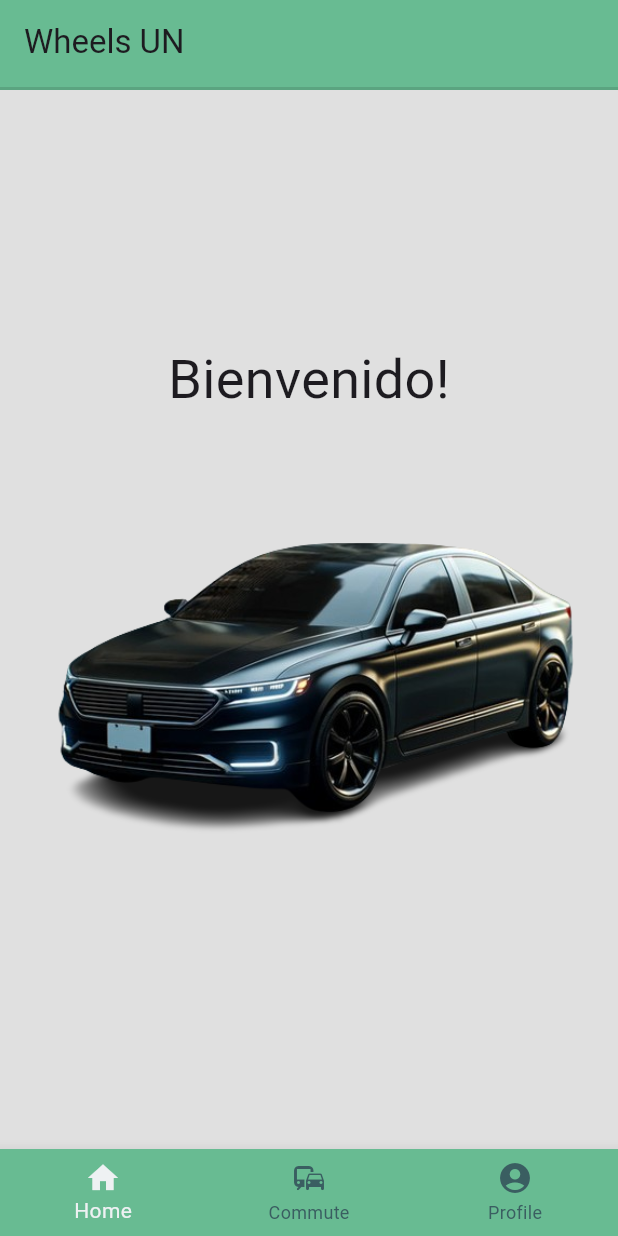
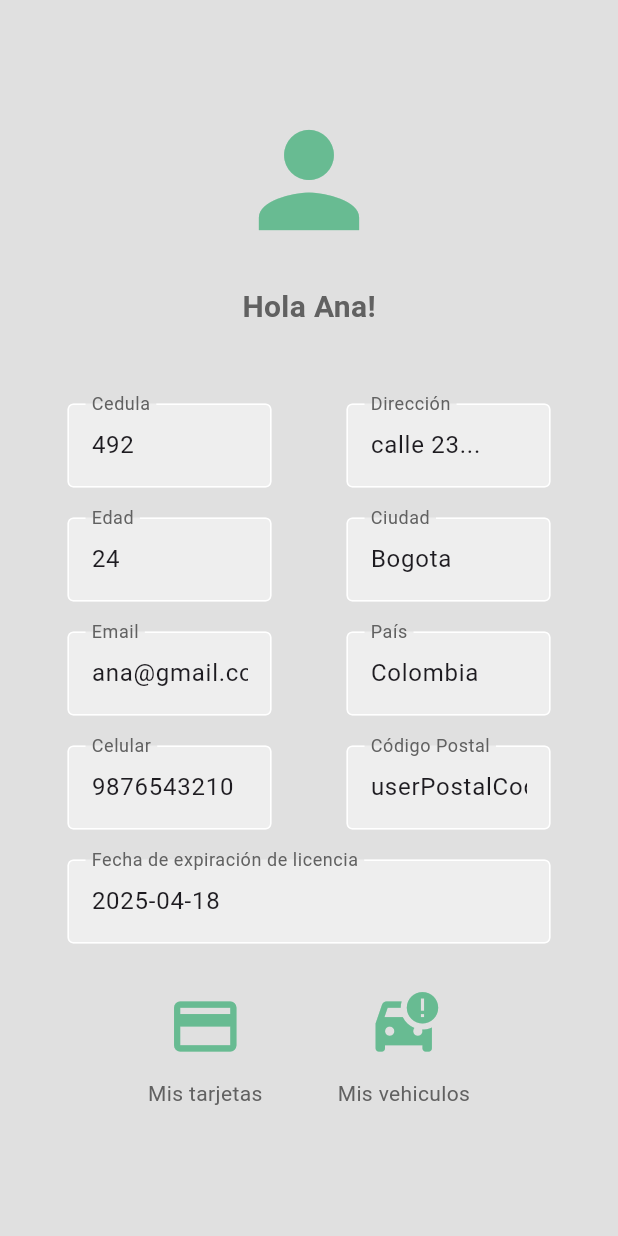
Before and after one commit to WheelsUN-2024-1/wheelsUN_FrontEnd, a Flutter app: the screen it shows after launch, on a phone screen of 412 x 824 dp. Run offline on Flutter 3.47's test engine with Material 3 defaults, Android fonts, the phone set to English and light mode, and no system bars; our stand-ins replace flutter_credit_card, google_maps_flutter, graphql_flutter; missing offline and left inert: flutter_google_places_web.

Commit message:
i hopde this works, dont kill me please

```diff
--- /dev/null
+++ b/lib/components/my_display_textfield.dart
@@ -0,0 +1,37 @@
+import 'package:flutter/material.dart';
+
+class MyReadOnlyField extends StatelessWidget {
+  final String text;
+  final String hintText;
+
+  const MyReadOnlyField({
+    Key? key,
+    required this.text,
+    required this.hintText,
+  }) : super(key: key);
+
+  @override
+  Widget build(BuildContext context) {
+    return Padding(
+      padding: const EdgeInsets.symmetric(horizontal: 25.0),
+      child: IgnorePointer(
+        child: TextFormField(
+          initialValue: text,
+          readOnly: true,
+          decoration: InputDecoration(
+            labelText: hintText,
+            labelStyle: TextStyle(color: Colors.grey[700]),
+            enabledBorder: const OutlineInputBorder(
+              borderSide: BorderSide(color: Colors.white),
+            ),
+            focusedBorder: OutlineInputBorder(
+              borderSide: BorderSide(color: Colors.grey.shade400),
+            ),
+            fillColor: Colors.grey.shade200,
+            filled: true,
+          ),
+        ),
+      ),
+    );
+  }
+}
--- a/lib/main.dart
+++ b/lib/main.dart
@@ -6,6 +6,7 @@ import 'package:wheels_un/pages/home_page.dart';
 import 'package:wheels_un/pages/login_page.dart';
 import 'package:wheels_un/pages/sign_up_page.dart';
 import 'package:wheels_un/pages/register_vehicle.dart';
+import 'package:wheels_un/pages/profile_page.dart';
 import 'package:wheels_un/select_creditCard.dart';
 import 'package:wheels_un/view_creditcards.dart';
 
@@ -26,12 +27,13 @@ class MyApp extends StatelessWidget {
       },
       debugShowCheckedModeBanner: false,
 
-      home: HomePage(),
+      //home: HomePage(),
       //home: MapPage(),
       //home: AddNewCardScreen(),
       //home: LoginPage(),
-      home: SignUpPage(),
+      //home: SignUpPage(),
       //home: RegisterVehiclePage()
+      home: ProfilePage(),
       // home: ListTrips()
       //home: SelectCreditCard()
       //home: ViewCreditCards()
--- a/lib/models/user_model.dart
+++ b/lib/models/user_model.dart
@@ -6,7 +6,7 @@ class PassengerModel {
   String userName;
   int userAge;
   String userEmail;
-  int userPhone;
+  String userPhone;
   String userAddress;
   String userCity;
   String userCountry;
@@ -35,7 +35,7 @@ class DriverModel extends PassengerModel {
     required String userName,
     required int userAge,
     required String userEmail,
-    required int userPhone,
+    required String userPhone,
     required String userAddress,
     required String userCity,
     required String userCountry,
--- a/lib/pages/login_page.dart
+++ b/lib/pages/login_page.dart
@@ -40,7 +40,8 @@ class LoginPage extends StatelessWidget {
           SnackBar(content: Text(response.exception.toString())),
         );
       } else {
-
+        print("Login successful");
+        print(response.data);
      /*    Navigator.pushReplacementNamed(
             context, '/home');  */
       }
--- /dev/null
+++ b/lib/pages/profile_page.dart
@@ -0,0 +1,170 @@
+import 'package:flutter/material.dart';
+import 'package:wheels_un/components/my_display_textfield.dart';
+
+class ProfilePage extends StatelessWidget {
+  ProfilePage({Key? key}) : super(key: key);
+
+  @override
+  Widget build(BuildContext context) {
+    bool isDriver = true; // Set this to true or false based on your logic
+
+    return Scaffold(
+      backgroundColor: Colors.grey[300],
+      body: Padding(
+        padding: const EdgeInsets.all(20.0),
+        child: Column(
+          crossAxisAlignment: CrossAxisAlignment.start,
+          children: [
+            const SizedBox(height: 50),
+            Center(
+              child: Column(
+                children: [
+                  // logo
+                  const Icon(
+                    Icons.person,
+                    size: 100,
+                    color: Color(0xFF68BB92),
+                  ),
+
+                  const SizedBox(height: 20),
+
+                  // welcome
+                  Text(
+                    'Hola Ana!',
+                    style: TextStyle(
+                      color: Colors.grey[700],
+                      fontSize: 20,
+                      fontWeight: FontWeight.bold,
+                    ),
+                  ),
+                ],
+              ),
+            ),
+            const SizedBox(height: 50),
+            const Row(
+              children: [
+                Expanded(
+                  child: Column(
+                    crossAxisAlignment: CrossAxisAlignment.start,
+                    children: [
+                      MyReadOnlyField(
+                        text: '492',
+                        hintText: 'Cedula',
+                      ),
+                      SizedBox(height: 20),
+                      MyReadOnlyField(
+                        text: '24',
+                        hintText: 'Edad',
+                      ),
+                      SizedBox(height: 20),
+                      MyReadOnlyField(
+                        text: 'ana@gmail.com',
+                        hintText: 'Email',
+                      ),
+                      SizedBox(height: 20),
+                      MyReadOnlyField(
+                        text: '9876543210',
+                        hintText: 'Celular',
+                      ),
+                    ],
+                  ),
+                ),
+                Expanded(
+                  child: Column(
+                    crossAxisAlignment: CrossAxisAlignment.start,
+                    children: [
+                      MyReadOnlyField(
+                        text: 'calle 23...',
+                        hintText: 'Dirección',
+                      ),
+                      SizedBox(height: 20),
+                      MyReadOnlyField(
+                        text: 'Bogota',
+                        hintText: 'Ciudad',
+                      ),
+                      SizedBox(height: 20),
+                      MyReadOnlyField(
+                        text: 'Colombia',
+                        hintText: 'País',
+                      ),
+                      SizedBox(height: 20),
+                      MyReadOnlyField(
+                        text: 'userPostalCode',
+                        hintText: 'Código Postal',
+                      ),
+                    ],
+                  ),
+                ),
+              ],
+            ),
+            const SizedBox(height: 20),
+            if (isDriver) ...[
+              const Center(
+                child: MyReadOnlyField(
+                  text: '2025-04-18', // Example date, replace with actual expiration date
+                  hintText: 'Fecha de expiración de licencia',
+                ),
+              ),
+            ],
+            const SizedBox(height: 20),
+            Center(
+              child: Row(
+                mainAxisAlignment: MainAxisAlignment.center,
+                children: [
+                  Column(
+                    children: [
+                      SizedBox(
+                        width: 70, // Specify the desired width
+                        height: 70, // Specify the desired height
+                        child: IconButton(
+                          iconSize: 50,
+                          icon: const Icon(Icons.credit_card),
+                          onPressed: () {
+                            //router to the credit card page
+                          },
+                          color: const Color(0xFF68BB92),
+                        ),
+                      ),
+                      Text(
+                        'Mis tarjetas',
+                        style: TextStyle(
+                          color: Colors.grey[700],
+                        ),
+                      ),
+                    ],
+                  ),
+
+                  if (isDriver) ...[
+                    const SizedBox(width: 50), // Add space between buttons
+                    Column(
+                      children: [
+                        SizedBox(
+                          width: 70, // Specify the desired width
+                          height: 70, // Specify the desired height
+                          child: IconButton(
+                            iconSize: 50,
+                            icon: const Icon(Icons.car_crash),
+                            onPressed: () {
+                              // router to the user's vehicles page
+                            },
+                            color: const Color(0xFF68BB92),
+                          ),
+                        ),
+                        Text(
+                          'Mis vehiculos',
+                          style: TextStyle(
+                            color: Colors.grey[700],
+                          ),
+                        ),
+                      ],
+                    ),
+                  ],
+                ],
+              ),
+            ),
+          ],
+        ),
+      ),
+    );
+  }
+}
```
Also changed, not shown: pubspec.lock (deleted), 8 other files.
